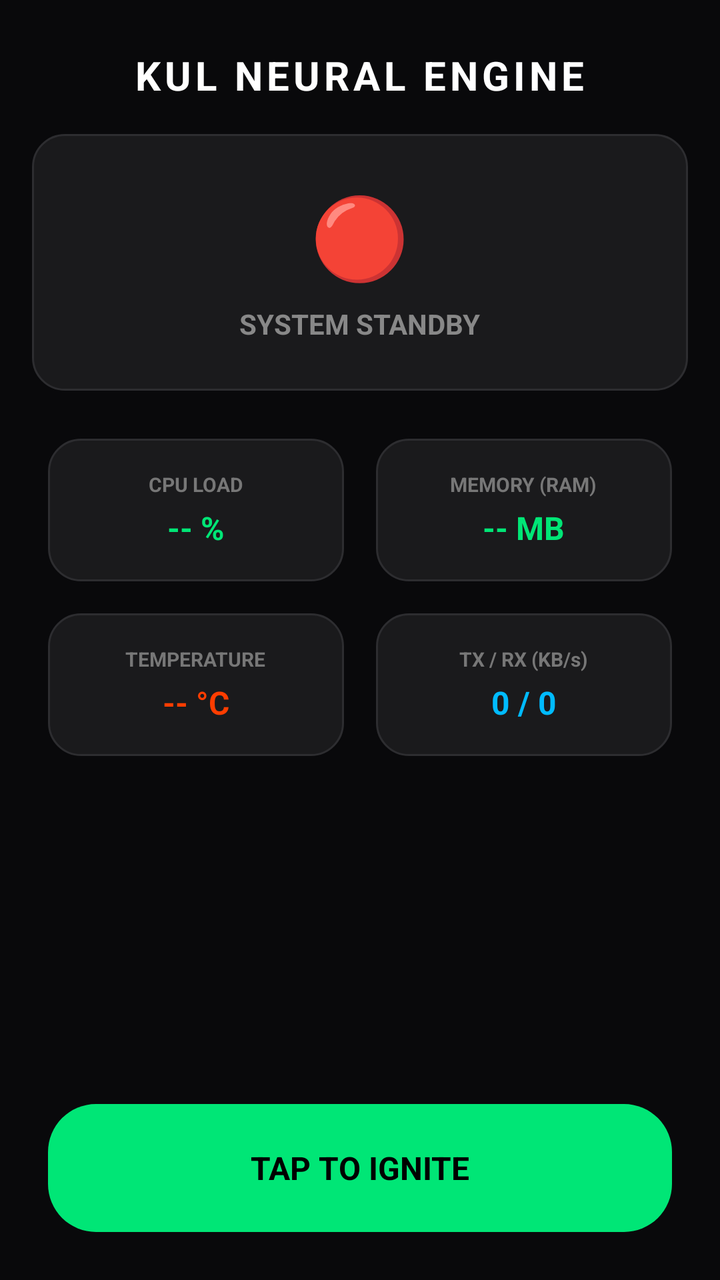
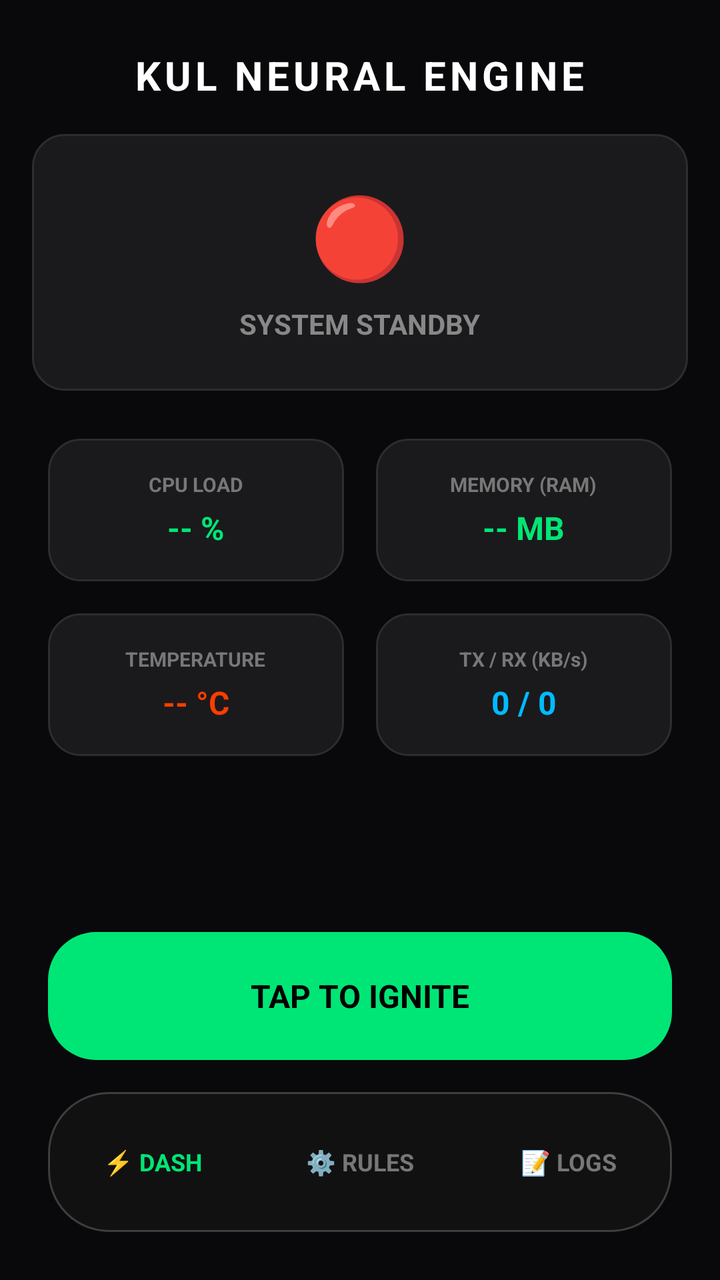

Screens rendered from an Android XML layout before and after an edit, with the pre-edit source and the edit as a unified diff.
<!-- AndroidManifest.xml: application theme android:Theme.DeviceDefault.NoActionBar -->
<!-- res/layout/activity_main.xml -->
<?xml version="1.0" encoding="utf-8"?>
<RelativeLayout xmlns:android="http://schemas.android.com/apk/res/android"
    android:layout_width="match_parent"
    android:layout_height="match_parent"
    android:background="#09090B">

    <TextView
        android:id="@+id/title"
        android:layout_width="wrap_content"
        android:layout_height="wrap_content"
        android:layout_centerHorizontal="true"
        android:layout_marginTop="24dp"
        android:text="KUL NEURAL ENGINE"
        android:textColor="#FFFFFF"
        android:textSize="20sp"
        android:textStyle="bold"
        android:letterSpacing="0.1" />

    
    <LinearLayout
        android:id="@+id/statusCard"
        android:layout_width="match_parent"
        android:layout_height="wrap_content"
        android:layout_below="@id/title"
        android:layout_margin="16dp"
        android:background="@drawable/bg_card"
        android:padding="24dp"
        android:orientation="vertical"
        android:gravity="center">

        <TextView
            android:id="@+id/statusIcon"
            android:layout_width="wrap_content"
            android:layout_height="wrap_content"
            android:text="🔴"
            android:textSize="40sp"
            android:layout_marginBottom="8dp"/>

        <TextView
            android:id="@+id/statusText"
            android:layout_width="wrap_content"
            android:layout_height="wrap_content"
            android:text="SYSTEM STANDBY"
            android:textColor="#888888"
            android:textSize="14sp"
            android:textStyle="bold" />
    </LinearLayout>

    
    <GridLayout
        android:layout_width="match_parent"
        android:layout_height="wrap_content"
        android:layout_below="@id/statusCard"
        android:layout_marginHorizontal="16dp"
        android:columnCount="2"
        android:rowCount="2">

        
        <LinearLayout android:layout_width="0dp" android:layout_height="wrap_content" android:layout_columnWeight="1" android:layout_margin="8dp" android:background="@drawable/bg_card" android:orientation="vertical" android:padding="16dp" android:gravity="center">
            <TextView android:layout_width="wrap_content" android:layout_height="wrap_content" android:text="CPU LOAD" android:textColor="#777777" android:textSize="10sp" android:textStyle="bold"/>
            <TextView android:id="@+id/tvCpu" android:layout_width="wrap_content" android:layout_height="wrap_content" android:text="-- %" android:textColor="#00E676" android:textStyle="bold" android:layout_marginTop="4dp" android:textSize="16sp"/>
        </LinearLayout>

        
        <LinearLayout android:layout_width="0dp" android:layout_height="wrap_content" android:layout_columnWeight="1" android:layout_margin="8dp" android:background="@drawable/bg_card" android:orientation="vertical" android:padding="16dp" android:gravity="center">
            <TextView android:layout_width="wrap_content" android:layout_height="wrap_content" android:text="MEMORY (RAM)" android:textColor="#777777" android:textSize="10sp" android:textStyle="bold"/>
            <TextView android:id="@+id/tvRam" android:layout_width="wrap_content" android:layout_height="wrap_content" android:text="-- MB" android:textColor="#00E676" android:textStyle="bold" android:layout_marginTop="4dp" android:textSize="16sp"/>
        </LinearLayout>

        
        <LinearLayout android:layout_width="0dp" android:layout_height="wrap_content" android:layout_columnWeight="1" android:layout_margin="8dp" android:background="@drawable/bg_card" android:orientation="vertical" android:padding="16dp" android:gravity="center">
            <TextView android:layout_width="wrap_content" android:layout_height="wrap_content" android:text="TEMPERATURE" android:textColor="#777777" android:textSize="10sp" android:textStyle="bold"/>
            <TextView android:id="@+id/tvTemp" android:layout_width="wrap_content" android:layout_height="wrap_content" android:text="-- °C" android:textColor="#FF3D00" android:textStyle="bold" android:layout_marginTop="4dp" android:textSize="16sp"/>
        </LinearLayout>

        
        <LinearLayout android:layout_width="0dp" android:layout_height="wrap_content" android:layout_columnWeight="1" android:layout_margin="8dp" android:background="@drawable/bg_card" android:orientation="vertical" android:padding="16dp" android:gravity="center">
            <TextView android:layout_width="wrap_content" android:layout_height="wrap_content" android:text="TX / RX (KB/s)" android:textColor="#777777" android:textSize="10sp" android:textStyle="bold"/>
            <TextView android:id="@+id/tvNet" android:layout_width="wrap_content" android:layout_height="wrap_content" android:text="0 / 0" android:textColor="#00BBFF" android:textStyle="bold" android:layout_marginTop="4dp" android:textSize="16sp"/>
        </LinearLayout>
    </GridLayout>

    <TextView
        android:id="@+id/connectBtn"
        android:layout_width="match_parent"
        android:layout_height="64dp"
        android:layout_alignParentBottom="true"
        android:layout_margin="24dp"
        android:background="@drawable/bg_button"
        android:gravity="center"
        android:text="TAP TO IGNITE"
        android:textColor="#000000"
        android:textSize="16sp"
        android:textStyle="bold" />
</RelativeLayout>
<!-- resources referenced by this layout -->
<resources>
  <!-- drawable bg_button (drawable) -->
  <?xml version="1.0" encoding="utf-8"?>
  <shape xmlns:android="http://schemas.android.com/apk/res/android" android:shape="rectangle">
      <corners android:radius="24dp" />
      <solid android:color="#00E676" />
  </shape>
  <!-- drawable bg_card (drawable) -->
  <?xml version="1.0" encoding="utf-8"?>
  <shape xmlns:android="http://schemas.android.com/apk/res/android" android:shape="rectangle">
      <corners android:radius="16dp" />
      <solid android:color="#1A1A1C" />
      <stroke android:width="1dp" android:color="#2D2D30" />
  </shape>
</resources>

<!-- the commit's change to res/layout/activity_main.xml (unified diff, before → after) -->
@@ -4,92 +4,104 @@
     android:layout_height="match_parent"
     android:background="#09090B">
 
-    <TextView
-        android:id="@+id/title"
-        android:layout_width="wrap_content"
-        android:layout_height="wrap_content"
-        android:layout_centerHorizontal="true"
-        android:layout_marginTop="24dp"
-        android:text="KUL NEURAL ENGINE"
-        android:textColor="#FFFFFF"
-        android:textSize="20sp"
-        android:textStyle="bold"
-        android:letterSpacing="0.1" />
+    
+    <FrameLayout
+        android:layout_width="match_parent"
+        android:layout_height="match_parent">
+        
+        <include layout="@layout/layout_home" android:id="@+id/viewHome" />
+        <include layout="@layout/layout_rules" android:id="@+id/viewRules" android:visibility="gone" />
+        <include layout="@layout/layout_logs" android:id="@+id/viewLogs" android:visibility="gone" />
+    </FrameLayout>
 
     
     <LinearLayout
-        android:id="@+id/statusCard"
         android:layout_width="match_parent"
-        android:layout_height="wrap_content"
-        android:layout_below="@id/title"
-        android:layout_margin="16dp"
-        android:background="@drawable/bg_card"
-        android:padding="24dp"
-        android:orientation="vertical"
+        android:layout_height="70dp"
+        android:layout_alignParentBottom="true"
+        android:layout_marginHorizontal="24dp"
+        android:layout_marginBottom="24dp"
+        android:background="@drawable/bg_floating_nav"
+        android:orientation="horizontal"
+        android:weightSum="3"
+        android:elevation="10dp"
         android:gravity="center">
 
-        <TextView
-            android:id="@+id/statusIcon"
-            android:layout_width="wrap_content"
-            android:layout_height="wrap_content"
-            android:text="🔴"
-            android:textSize="40sp"
-            android:layout_marginBottom="8dp"/>
-
-        <TextView
-            android:id="@+id/statusText"
-            android:layout_width="wrap_content"
-            android:layout_height="wrap_content"
-            android:text="SYSTEM STANDBY"
-            android:textColor="#888888"
-            android:textSize="14sp"
-            android:textStyle="bold" />
+        <TextView android:id="@+id/navHome" android:layout_width="0dp" android:layout_height="match_parent" android:layout_weight="1" android:gravity="center" android:text="⚡ DASH" android:textColor="#00E676" android:textStyle="bold" android:textSize="12sp"/>
+        <TextView android:id="@+id/navRules" android:layout_width="0dp" android:layout_height="match_parent" android:layout_weight="1" android:gravity="center" android:text="⚙️ RULES" android:textColor="#777777" android:textStyle="bold" android:textSize="12sp"/>
+        <TextView android:id="@+id/navLogs" android:layout_width="0dp" android:layout_height="match_parent" android:layout_weight="1" android:gravity="center" android:text="📝 LOGS" android:textColor="#777777" android:textStyle="bold" android:textSize="12sp"/>
     </LinearLayout>
 
+</RelativeLayout>
+<!-- res/layout/layout_home.xml (included above) -->
+<?xml version="1.0" encoding="utf-8"?>
+<RelativeLayout xmlns:android="http://schemas.android.com/apk/res/android"
+    android:layout_width="match_parent" android:layout_height="match_parent">
     
-    <GridLayout
-        android:layout_width="match_parent"
-        android:layout_height="wrap_content"
-        android:layout_below="@id/statusCard"
-        android:layout_marginHorizontal="16dp"
-        android:columnCount="2"
-        android:rowCount="2">
+    <TextView android:id="@+id/title" android:layout_width="wrap_content" android:layout_height="wrap_content" android:layout_centerHorizontal="true" android:layout_marginTop="24dp" android:text="KUL NEURAL ENGINE" android:textColor="#FFFFFF" android:textSize="20sp" android:textStyle="bold" android:letterSpacing="0.1" />
 
-        
+    <LinearLayout android:id="@+id/statusCard" android:layout_width="match_parent" android:layout_height="wrap_content" android:layout_below="@id/title" android:layout_margin="16dp" android:background="@drawable/bg_card" android:padding="24dp" android:orientation="vertical" android:gravity="center">
+        <TextView android:id="@+id/statusIcon" android:layout_width="wrap_content" android:layout_height="wrap_content" android:text="🔴" android:textSize="40sp" android:layout_marginBottom="8dp"/>
+        <TextView android:id="@+id/statusText" android:layout_width="wrap_content" android:layout_height="wrap_content" android:text="SYSTEM STANDBY" android:textColor="#888888" android:textSize="14sp" android:textStyle="bold" />
+    </LinearLayout>
+
+    <GridLayout android:layout_width="match_parent" android:layout_height="wrap_content" android:layout_below="@id/statusCard" android:layout_marginHorizontal="16dp" android:columnCount="2" android:rowCount="2">
         <LinearLayout android:layout_width="0dp" android:layout_height="wrap_content" android:layout_columnWeight="1" android:layout_margin="8dp" android:background="@drawable/bg_card" android:orientation="vertical" android:padding="16dp" android:gravity="center">
             <TextView android:layout_width="wrap_content" android:layout_height="wrap_content" android:text="CPU LOAD" android:textColor="#777777" android:textSize="10sp" android:textStyle="bold"/>
             <TextView android:id="@+id/tvCpu" android:layout_width="wrap_content" android:layout_height="wrap_content" android:text="-- %" android:textColor="#00E676" android:textStyle="bold" android:layout_marginTop="4dp" android:textSize="16sp"/>
         </LinearLayout>
-
-        
         <LinearLayout android:layout_width="0dp" android:layout_height="wrap_content" android:layout_columnWeight="1" android:layout_margin="8dp" android:background="@drawable/bg_card" android:orientation="vertical" android:padding="16dp" android:gravity="center">
             <TextView android:layout_width="wrap_content" android:layout_height="wrap_content" android:text="MEMORY (RAM)" android:textColor="#777777" android:textSize="10sp" android:textStyle="bold"/>
             <TextView android:id="@+id/tvRam" android:layout_width="wrap_content" android:layout_height="wrap_content" android:text="-- MB" android:textColor="#00E676" android:textStyle="bold" android:layout_marginTop="4dp" android:textSize="16sp"/>
         </LinearLayout>
-
-        
         <LinearLayout android:layout_width="0dp" android:layout_height="wrap_content" android:layout_columnWeight="1" android:layout_margin="8dp" android:background="@drawable/bg_card" android:orientation="vertical" android:padding="16dp" android:gravity="center">
             <TextView android:layout_width="wrap_content" android:layout_height="wrap_content" android:text="TEMPERATURE" android:textColor="#777777" android:textSize="10sp" android:textStyle="bold"/>
             <TextView android:id="@+id/tvTemp" android:layout_width="wrap_content" android:layout_height="wrap_content" android:text="-- °C" android:textColor="#FF3D00" android:textStyle="bold" android:layout_marginTop="4dp" android:textSize="16sp"/>
         </LinearLayout>
-
-        
         <LinearLayout android:layout_width="0dp" android:layout_height="wrap_content" android:layout_columnWeight="1" android:layout_margin="8dp" android:background="@drawable/bg_card" android:orientation="vertical" android:padding="16dp" android:gravity="center">
             <TextView android:layout_width="wrap_content" android:layout_height="wrap_content" android:text="TX / RX (KB/s)" android:textColor="#777777" android:textSize="10sp" android:textStyle="bold"/>
             <TextView android:id="@+id/tvNet" android:layout_width="wrap_content" android:layout_height="wrap_content" android:text="0 / 0" android:textColor="#00BBFF" android:textStyle="bold" android:layout_marginTop="4dp" android:textSize="16sp"/>
         </LinearLayout>
     </GridLayout>
 
-    <TextView
-        android:id="@+id/connectBtn"
-        android:layout_width="match_parent"
-        android:layout_height="64dp"
-        android:layout_alignParentBottom="true"
-        android:layout_margin="24dp"
-        android:background="@drawable/bg_button"
-        android:gravity="center"
-        android:text="TAP TO IGNITE"
-        android:textColor="#000000"
-        android:textSize="16sp"
-        android:textStyle="bold" />
+    <TextView android:id="@+id/connectBtn" android:layout_width="match_parent" android:layout_height="64dp" android:layout_centerInParent="true" android:layout_alignParentBottom="true" android:layout_marginBottom="110dp" android:layout_marginHorizontal="24dp" android:background="@drawable/bg_button" android:gravity="center" android:text="TAP TO IGNITE" android:textColor="#000000" android:textSize="16sp" android:textStyle="bold" />
 </RelativeLayout>
+<!-- res/layout/layout_rules.xml (included above) -->
+<?xml version="1.0" encoding="utf-8"?>
+<LinearLayout xmlns:android="http://schemas.android.com/apk/res/android"
+    android:layout_width="match_parent" android:layout_height="match_parent" android:orientation="vertical" android:padding="24dp">
+    
+    <TextView android:layout_width="wrap_content" android:layout_height="wrap_content" android:text="ROUTING PROTOCOL" android:textColor="#FFFFFF" android:textSize="20sp" android:textStyle="bold" android:layout_marginBottom="24dp"/>
+    
+    <LinearLayout android:layout_width="match_parent" android:layout_height="wrap_content" android:orientation="horizontal" android:background="@drawable/bg_card" android:padding="20dp" android:layout_marginBottom="16dp">
+        <LinearLayout android:layout_width="0dp" android:layout_height="wrap_content" android:layout_weight="1" android:orientation="vertical">
+            <TextView android:layout_width="wrap_content" android:layout_height="wrap_content" android:text="MTProto Telegram Boost" android:textColor="#00BBFF" android:textStyle="bold" android:textSize="16sp"/>
+            <TextView android:layout_width="wrap_content" android:layout_height="wrap_content" android:text="Bypass limit &amp; inject 1:1 speed ratio" android:textColor="#777777" android:textSize="12sp" android:layout_marginTop="4dp"/>
+        </LinearLayout>
+        <Switch android:id="@+id/switchTele" android:layout_width="wrap_content" android:layout_height="wrap_content" />
+    </LinearLayout>
+
+    <LinearLayout android:layout_width="match_parent" android:layout_height="wrap_content" android:orientation="horizontal" android:background="@drawable/bg_card" android:padding="20dp" android:layout_marginBottom="16dp">
+        <LinearLayout android:layout_width="0dp" android:layout_height="wrap_content" android:layout_weight="1" android:orientation="vertical">
+            <TextView android:layout_width="wrap_content" android:layout_height="wrap_content" android:text="VVIP Ad-Block (DPI)" android:textColor="#FF3D00" android:textStyle="bold" android:textSize="16sp"/>
+            <TextView android:layout_width="wrap_content" android:layout_height="wrap_content" android:text="Deep Packet Inspection untuk pelacak" android:textColor="#777777" android:textSize="12sp" android:layout_marginTop="4dp"/>
+        </LinearLayout>
+        <Switch android:id="@+id/switchVvip" android:layout_width="wrap_content" android:layout_height="wrap_content" />
+    </LinearLayout>
+    
+    <TextView android:layout_width="match_parent" android:layout_height="50dp" android:background="@drawable/bg_card" android:gravity="center" android:text="[+] LOAD CUSTOM RULES (.TXT)" android:textColor="#00E676" android:textStyle="bold" android:layout_marginTop="20dp"/>
+</LinearLayout>
+<!-- res/layout/layout_logs.xml (included above) -->
+<?xml version="1.0" encoding="utf-8"?>
+<LinearLayout xmlns:android="http://schemas.android.com/apk/res/android"
+    android:layout_width="match_parent" android:layout_height="match_parent" android:orientation="vertical" android:padding="24dp">
+    
+    <RelativeLayout android:layout_width="match_parent" android:layout_height="wrap_content" android:layout_marginBottom="16dp">
+        <TextView android:layout_width="wrap_content" android:layout_height="wrap_content" android:text="KERNEL LOGS" android:textColor="#FFFFFF" android:textSize="20sp" android:textStyle="bold"/>
+        <Switch android:id="@+id/switchLogs" android:layout_width="wrap_content" android:layout_height="wrap_content" android:layout_alignParentRight="true"/>
+    </RelativeLayout>
+    
+    <ScrollView android:layout_width="match_parent" android:layout_height="match_parent" android:background="#111111" android:padding="12dp" android:layout_marginBottom="80dp">
+        <TextView android:id="@+id/tvLogs" android:layout_width="match_parent" android:layout_height="wrap_content" android:text="> KUL Engine v3.0 diinisialisasi...\n> Menunggu lalu lintas Lapis 3...\n" android:textColor="#00E676" android:fontFamily="monospace" android:textSize="12sp"/>
+    </ScrollView>
+</LinearLayout>
<!-- resource entries referenced after the edit -->
@@ -13,5 +13,12 @@
       <solid android:color="#1A1A1C" />
       <stroke android:width="1dp" android:color="#2D2D30" />
   </shape>
+  <!-- drawable bg_floating_nav (drawable) -->
+  <?xml version="1.0" encoding="utf-8"?>
+  <shape xmlns:android="http://schemas.android.com/apk/res/android">
+      <corners android:radius="30dp" />
+      <solid android:color="#E6121212" /> 
+      <stroke android:width="1dp" android:color="#33FFFFFF" />
+  </shape>
 </resources>
 
